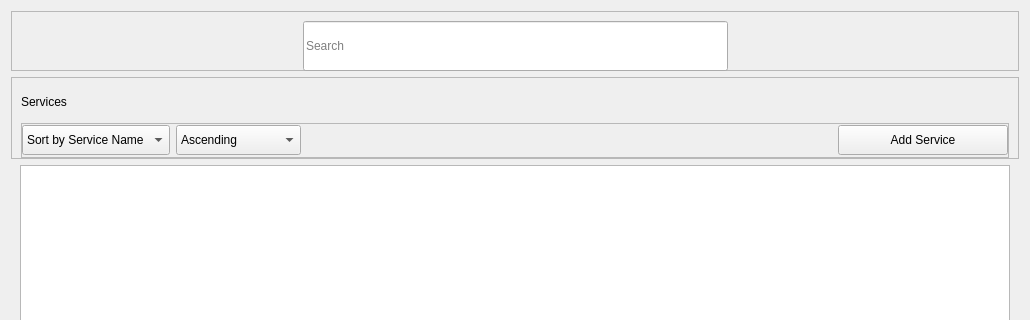
Qt form ui_files/services_page.ui (xbryan25/hotel-management-system) before a commit; both pictures show x 0 to 1030 and y 0 to 320 of the 1030 by 750 pixel window.
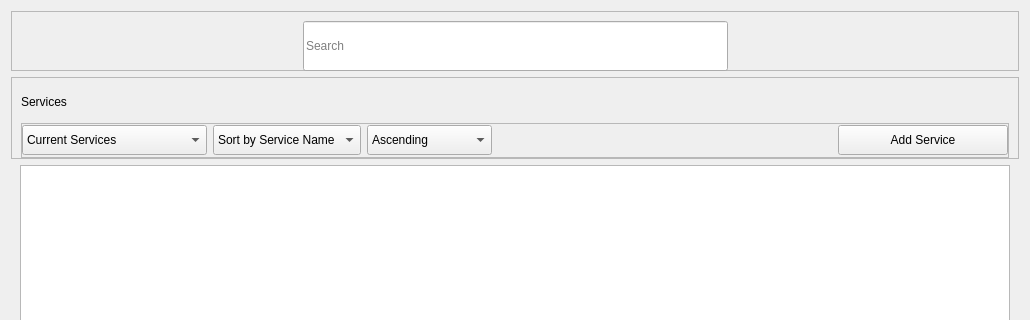
The same form after that commit.

Commit message: feat(services_page): add view_type_combobox and add pagination and search that works with the sort comboboxes

Patch:
```diff
--- a/ui_files/services_page.ui
+++ b/ui_files/services_page.ui
@@ -25,7 +25,7 @@
      <property name="minimumSize">
       <size>
        <width>0</width>
-       <height>50</height>
+       <height>82</height>
       </size>
      </property>
      <property name="frameShape">
@@ -78,53 +78,7 @@
          <property name="bottomMargin">
           <number>0</number>
          </property>
-         <item row="0" column="0">
-          <widget class="QComboBox" name="sort_by_combobox">
-           <property name="minimumSize">
-            <size>
-             <width>125</width>
-             <height>30</height>
-            </size>
-           </property>
-           <property name="cursor">
-            <cursorShape>PointingHandCursor</cursorShape>
-           </property>
-           <item>
-            <property name="text">
-             <string>Sort by Service Name</string>
-            </property>
-           </item>
-           <item>
-            <property name="text">
-             <string>Sort by Rate</string>
-            </property>
-           </item>
-          </widget>
-         </item>
-         <item row="0" column="1">
-          <widget class="QComboBox" name="sort_type_combobox">
-           <property name="minimumSize">
-            <size>
-             <width>125</width>
-             <height>30</height>
-            </size>
-           </property>
-           <property name="cursor">
-            <cursorShape>PointingHandCursor</cursorShape>
-           </property>
-           <item>
-            <property name="text">
-             <string>Ascending</string>
-            </property>
-           </item>
-           <item>
-            <property name="text">
-             <string>Descending</string>
-            </property>
-           </item>
-          </widget>
-         </item>
-         <item row="0" column="2">
+         <item row="0" column="3">
           <spacer name="hs_3">
            <property name="orientation">
             <enum>Qt::Horizontal</enum>
@@ -137,7 +91,7 @@
            </property>
           </spacer>
          </item>
-         <item row="0" column="3">
+         <item row="0" column="4">
           <widget class="QPushButton" name="add_service_button">
            <property name="minimumSize">
             <size>
@@ -153,6 +107,77 @@
            </property>
           </widget>
          </item>
+         <item row="0" column="1">
+          <widget class="QComboBox" name="sort_by_combobox">
+           <property name="minimumSize">
+            <size>
+             <width>125</width>
+             <height>30</height>
+            </size>
+           </property>
+           <property name="cursor">
+            <cursorShape>PointingHandCursor</cursorShape>
+           </property>
+           <item>
+            <property name="text">
+             <string>Sort by Service Name</string>
+            </property>
+           </item>
+           <item>
+            <property name="text">
+             <string>Sort by Rate</string>
+            </property>
+           </item>
+          </widget>
+         </item>
+         <item row="0" column="2">
+          <widget class="QComboBox" name="sort_type_combobox">
+           <property name="minimumSize">
+            <size>
+             <width>125</width>
+             <height>30</height>
+            </size>
+           </property>
+           <property name="cursor">
+            <cursorShape>PointingHandCursor</cursorShape>
+           </property>
+           <item>
+            <property name="text">
+             <string>Ascending</string>
+            </property>
+           </item>
+           <item>
+            <property name="text">
+             <string>Descending</string>
+            </property>
+           </item>
+          </widget>
+         </item>
+         <item row="0" column="0">
+          <widget class="QComboBox" name="view_type_combobox">
+           <property name="minimumSize">
+            <size>
+             <width>185</width>
+             <height>30</height>
+            </size>
+           </property>
+           <item>
+            <property name="text">
+             <string>Current Services</string>
+            </property>
+           </item>
+           <item>
+            <property name="text">
+             <string>Inactive Services</string>
+            </property>
+           </item>
+           <item>
+            <property name="text">
+             <string>All</string>
+            </property>
+           </item>
+          </widget>
+         </item>
         </layout>
        </widget>
       </item>
```
The commit also changes 8 other files.
